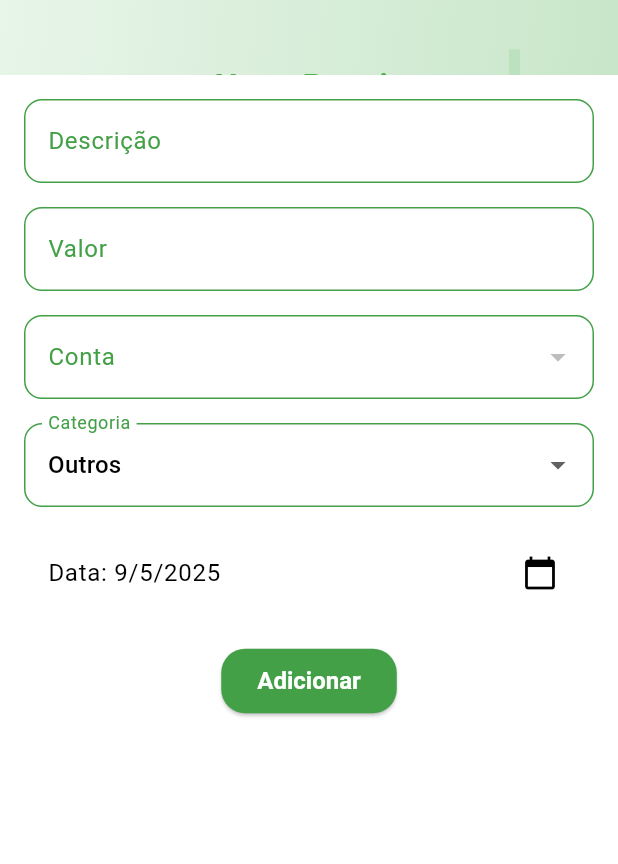
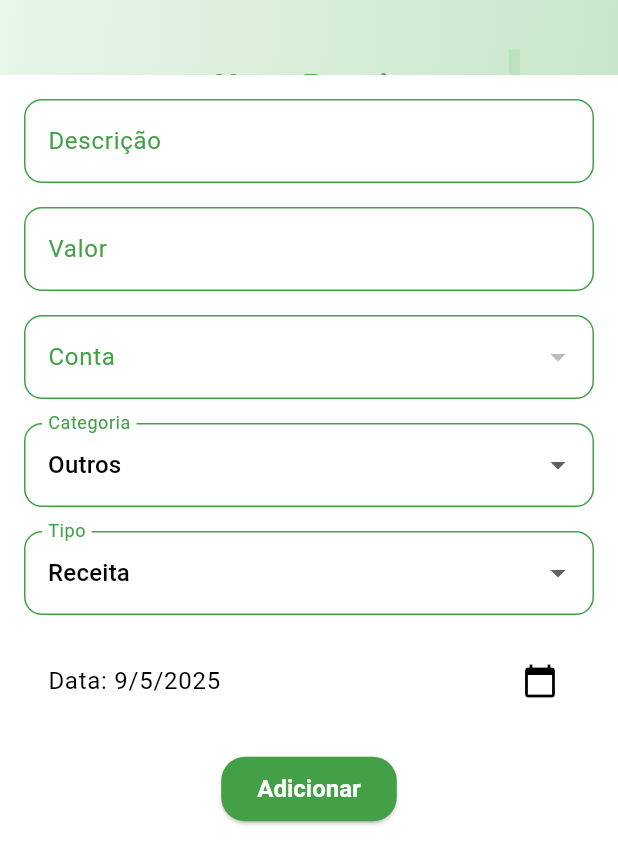
Before and after one commit to LuisHenriqueJung/my-money, a Flutter app: the TransactionEditScreen screen opened directly, on a phone screen of 412 x 824 dp. Shown: the top 864 px of the screen. Run offline on Flutter 3.47's test engine with Material 3 defaults, Android fonts, the light colour scheme and no system bars; our stand-ins replace fl_chart, shared_preferences, sqflite; missing offline and left inert: money_input_formatter; accounts and stored records are empty.

Commit message:
Ajuste na formatação

```diff
--- a/lib/screens/transaction_edit_screen.dart
+++ b/lib/screens/transaction_edit_screen.dart
@@ -1,4 +1,5 @@
 import 'package:flutter/material.dart';
+import 'package:flutter/services.dart';
 import 'package:provider/provider.dart';
 import '../models/account.dart';
 import '../models/transaction.dart';
@@ -56,7 +57,9 @@ class _TransactionEditScreenState extends State<TransactionEditScreen> {
       _accountId = null;
       _category = 'Outros';
     }
-    _amountController = TextEditingController(text: _amount != 0.0 ? _amount.toStringAsFixed(2) : '');
+    _amountController = TextEditingController(
+      text: _amount != 0.0 ? _amount.toStringAsFixed(2).replaceAll('.', ',') : ''
+    );
   }
 
   @override
@@ -176,16 +179,26 @@ class _TransactionEditScreenState extends State<TransactionEditScreen> {
                 const SizedBox(height: 16),
                 TextFormField(
                   controller: _amountController,
-                  decoration: const InputDecoration(labelText: 'Valor'),
-                  keyboardType: const TextInputType.numberWithOptions(decimal: true),
-
+                  decoration: const InputDecoration(
+                    labelText: 'Valor',
+                    prefixText: 'R\$ ',
+                  ),
+                  keyboardType: TextInputType.numberWithOptions(decimal: true),
+                  inputFormatters: [
+                    FilteringTextInputFormatter.allow(RegExp(r'[0-9,]')),
+                  ],
                   validator: (value) {
                     if (value == null || value.isEmpty) return 'Informe o valor';
                     return null;
                   },
                   onSaved: (value) {
-                    final clean = value?.replaceAll(RegExp(r'[^0-9\.]'), '') ?? '';
-                    _amount = double.tryParse(clean) ?? 0.0;
+                    if (value != null) {
+                      // Replace comma with dot for parsing
+                      final clean = value.replaceAll(',', '.');
+                      _amount = double.tryParse(clean) ?? 0.0;
+                    } else {
+                      _amount = 0.0;
+                    }
                   },
                 ),
                 const SizedBox(height: 16),
@@ -199,6 +212,7 @@ class _TransactionEditScreenState extends State<TransactionEditScreen> {
                   decoration: const InputDecoration(labelText: 'Conta'),
                   validator: (value) => value == null ? 'Selecione a conta' : null,
                 ),
+
                 const SizedBox(height: 16),
                 DropdownButtonFormField<String>(
                   value: _category,
@@ -207,6 +221,22 @@ class _TransactionEditScreenState extends State<TransactionEditScreen> {
                       .toList(),
                   onChanged: (value) => setState(() => _category = value!),
                   decoration: const InputDecoration(labelText: 'Categoria'),
+                ),
+                 const SizedBox(height: 16),
+                DropdownButtonFormField<String>(
+                  value: _type,
+                  items: const [
+                    DropdownMenuItem(value: 'entrada', child: Text('Receita')),
+                    DropdownMenuItem(value: 'saida', child: Text('Despesa')),
+                  ],
+                  onChanged: (value) {
+                    setState(() {
+                      _type = value!;
+                      // Atualiza categoria para o primeiro da lista ao trocar tipo
+                      _category = (_type == 'entrada' ? _entradaCategorias : _saidaCategorias).first;
+                    });
+                  },
+                  decoration: const InputDecoration(labelText: 'Tipo'),
                 ),
                 const SizedBox(height: 16),
                 ListTile(
```
